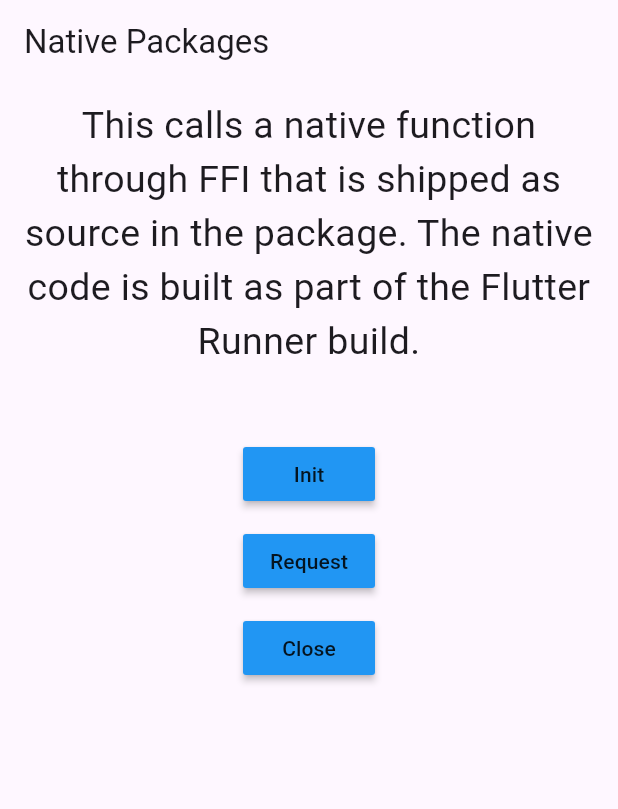
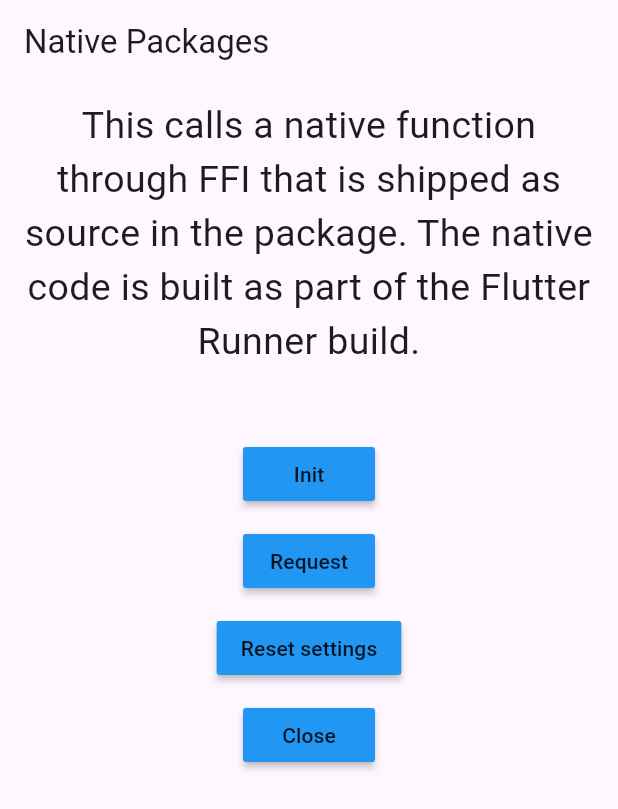
Before and after one commit to G-Ray/flutter_libtransmission, a Flutter app: the screen it shows after launch, on a phone screen of 412 x 824 dp. Shown: the top 809 px of the screen. Run offline on Flutter 3.47's test engine with Material 3 defaults, Android fonts, the phone set to English and light mode, and no system bars; missing offline and left inert: dart:ffi.

Commit message:
Add reset_settings function

```diff
--- a/example/lib/main.dart
+++ b/example/lib/main.dart
@@ -46,6 +46,10 @@ class _MyAppState extends State<MyApp> {
     tr.closeSession();
   }
 
+  void handleResetSettings() {
+    tr.resetSettings();
+  }
+
   @override
   Widget build(BuildContext context) {
     const textStyle = TextStyle(fontSize: 25);
@@ -80,6 +84,11 @@ class _MyAppState extends State<MyApp> {
                     child: const Text('Request')),
                 spacerSmall,
                 MaterialButton(
+                    onPressed: handleResetSettings,
+                    color: Colors.blue,
+                    child: const Text('Reset settings')),
+                spacerSmall,
+                MaterialButton(
                     onPressed: handleClose,
                     color: Colors.blue,
                     child: const Text('Close'))
--- a/example/lib/transmission.dart
+++ b/example/lib/transmission.dart
@@ -31,4 +31,8 @@ class Transmission {
     flutter_libtransmission.closeSession();
     _cleanConfigDir();
   }
+
+  void resetSettings() {
+    flutter_libtransmission.resetSettings();
+  }
 }
--- a/lib/flutter_libtransmission.dart
+++ b/lib/flutter_libtransmission.dart
@@ -18,6 +18,8 @@ void initSession(String configDir, String appName) => _bindings.init_session(
 void closeSession() => _bindings.close_session();
 
 void saveSettings() => _bindings.save_settings();
+
+void resetSettings() => _bindings.reset_settings();
 
 /// A longer lived native function, which occupies the thread calling it.
 ///
--- a/lib/flutter_libtransmission_bindings_generated.dart
+++ b/lib/flutter_libtransmission_bindings_generated.dart
@@ -78,4 +78,13 @@ class FlutterLibtransmissionBindings {
   late final _save_settingsPtr =
       _lookup<ffi.NativeFunction<ffi.Void Function()>>('save_settings');
   late final _save_settings = _save_settingsPtr.asFunction<void Function()>();
+
+  /// Reset all session settings
+  void reset_settings() {
+    return _reset_settings();
+  }
+
+  late final _reset_settingsPtr =
+      _lookup<ffi.NativeFunction<ffi.Void Function()>>('reset_settings');
+  late final _reset_settings = _reset_settingsPtr.asFunction<void Function()>();
 }
```
Also changed, not shown: 2 other files.
